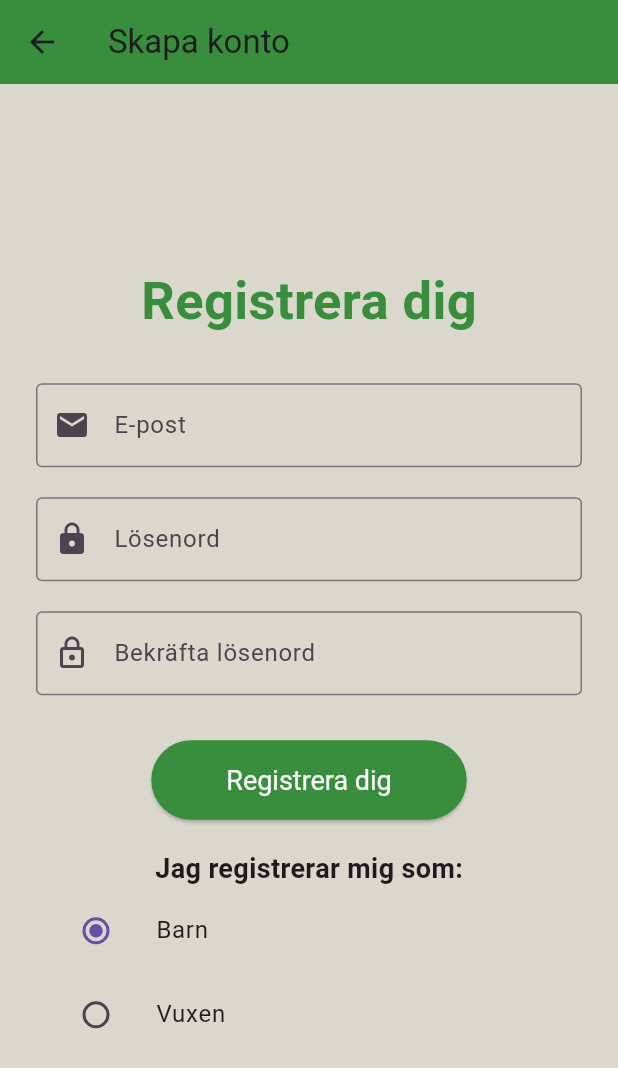
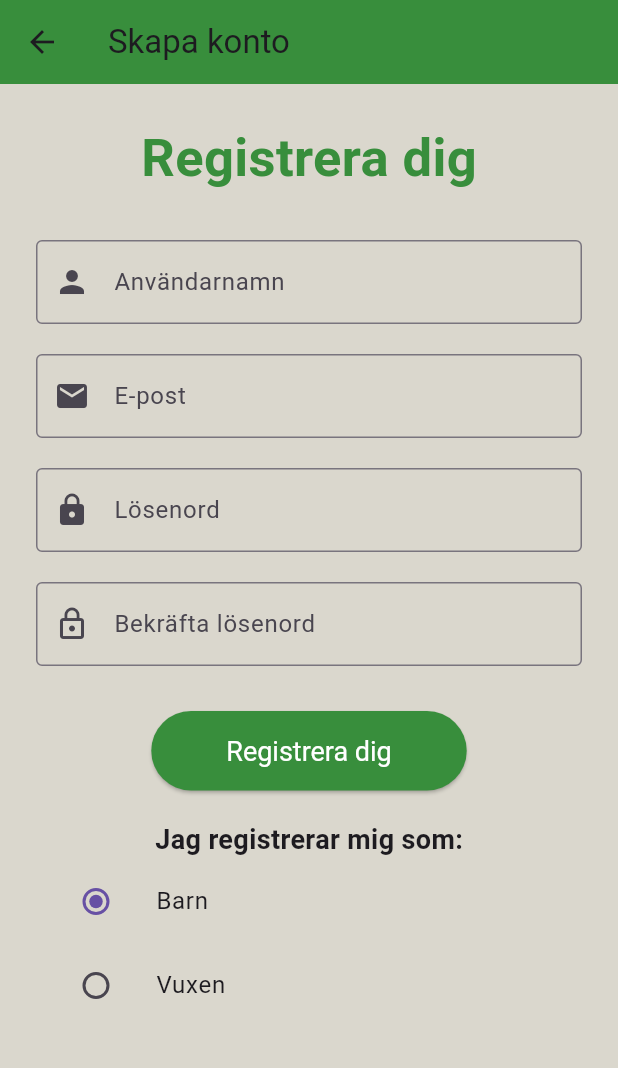
Before and after one commit to heba02/SproutQuest, a Flutter app: the SignUpScreen screen opened directly, on a phone screen of 412 x 824 dp. Shown: the top 1068 px of the screen. Run offline on Flutter 3.47's test engine with Material 3 defaults, Android fonts, the phone set to English and light mode, and no system bars; our stand-ins replace cloud_firestore, firebase_auth, firebase_core, firebase_storage, image_picker; accounts and stored records are empty.

Commit message:
Fixed Bottom overflow + Sign up with username

```diff
--- a/sproutquest/lib/screens/leaderboard_screen.dart
+++ b/sproutquest/lib/screens/leaderboard_screen.dart
@@ -74,7 +74,7 @@ class LeaderboardScreen extends StatelessWidget {
                           ),
                         ),
                         title: Text(
-                          player['email'] ?? 'Unknown',
+                          player['username'] ?? player['email'],
                           style: TextStyle(
                             fontSize: 20,
                             fontWeight: FontWeight.bold,
--- a/sproutquest/lib/screens/sign_up_screen.dart
+++ b/sproutquest/lib/screens/sign_up_screen.dart
@@ -10,6 +10,7 @@ class SignUpScreen extends StatefulWidget {
 }
 
 class _SignUpScreenState extends State<SignUpScreen> {
+  final TextEditingController _userName = TextEditingController();
   final TextEditingController _emailController = TextEditingController();
   final TextEditingController _passwordController = TextEditingController();
   final TextEditingController _confirmPasswordController = TextEditingController();
@@ -17,6 +18,7 @@ class _SignUpScreenState extends State<SignUpScreen> {
 
   Future<void> _signUp() async {
     String email = _emailController.text.trim();
+    String username = _userName.text.trim();
     String password = _passwordController.text.trim();
     String confirmPassword = _confirmPasswordController.text.trim();
 
@@ -35,6 +37,7 @@ class _SignUpScreenState extends State<SignUpScreen> {
       final userDoc = FirebaseFirestore.instance.collection('users').doc(user!.uid);
 
       await userDoc.set({
+        'username': username,
         'email': user.email,
         'role': _selectedRole,
         'score': _selectedRole == 'child' ? 0 : null,
@@ -61,12 +64,13 @@ class _SignUpScreenState extends State<SignUpScreen> {
   @override
   Widget build(BuildContext context) {
     return Scaffold(
+      //resizeToAvoidBottomInset: false,
       backgroundColor: Color(0xFFDAD7CD),
       appBar: AppBar(
         title: Text("Skapa konto"),
         backgroundColor: Colors.green.shade700,
       ),
-      body: Padding(
+      body: SingleChildScrollView (
         padding: const EdgeInsets.all(24.0),
         child: Column(
           mainAxisAlignment: MainAxisAlignment.center,
@@ -80,6 +84,15 @@ class _SignUpScreenState extends State<SignUpScreen> {
               ),
             ),
             SizedBox(height: 30),
+            TextFormField(
+              controller: _userName,
+              decoration: InputDecoration(
+                labelText: 'Användarnamn',
+                border: OutlineInputBorder(),
+                prefixIcon: Icon(Icons.person),
+              ),
+            ),
+            SizedBox(height: 20),
             TextFormField(
               controller: _emailController,
               decoration: InputDecoration(
```
